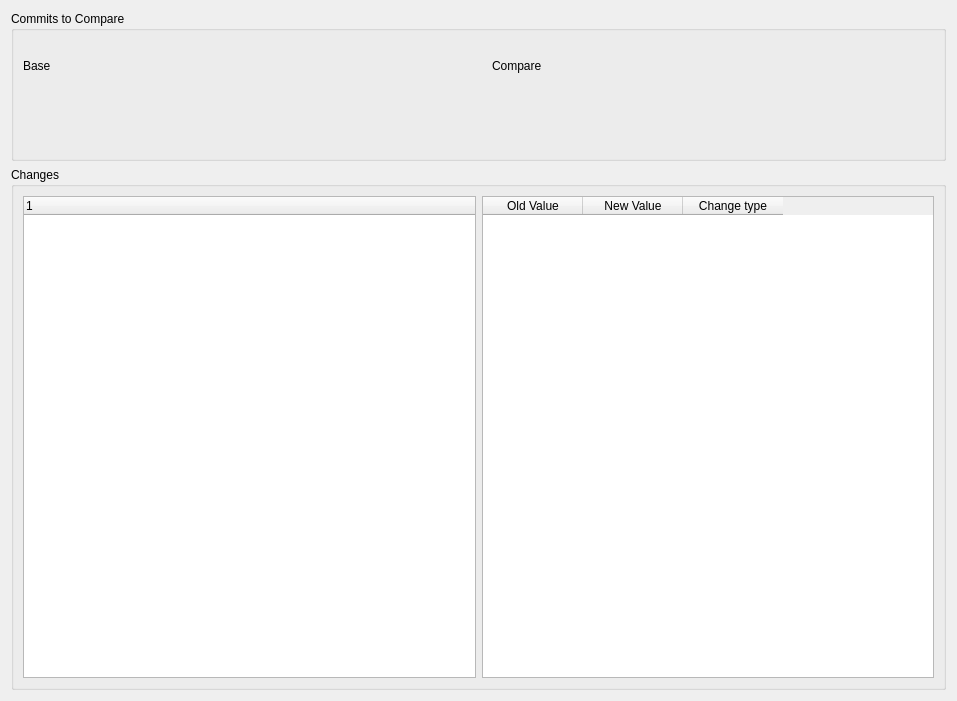
Before: the Qt Designer form geogig/ui/diffviewerdialog.ui in boundlessgeo/qgis-geogiglight-plugin, drawn with Qt 5.
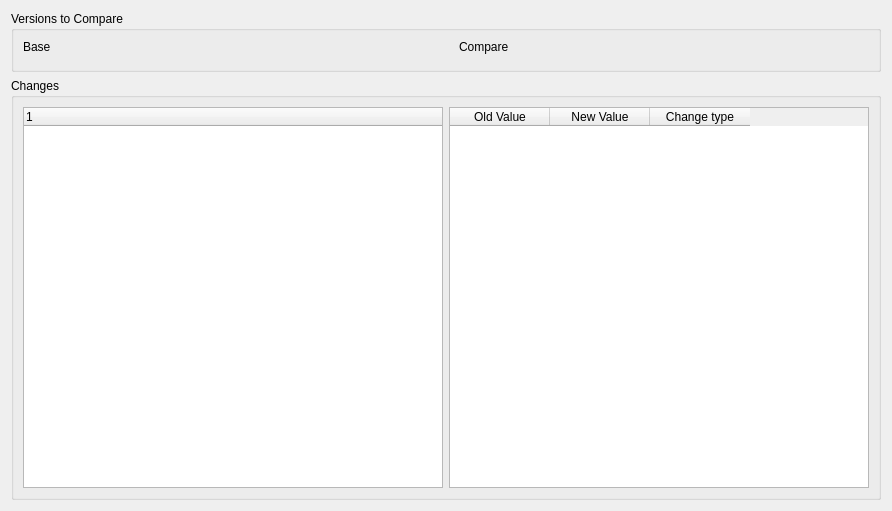
After: the same form once the commit is applied.

```diff
--- a/geogig/ui/diffviewerdialog.ui
+++ b/geogig/ui/diffviewerdialog.ui
@@ -6,8 +6,8 @@
    <rect>
     <x>0</x>
     <y>0</y>
-    <width>957</width>
-    <height>701</height>
+    <width>892</width>
+    <height>511</height>
    </rect>
   </property>
   <property name="windowTitle">
@@ -23,7 +23,7 @@
    <item>
     <widget class="QGroupBox" name="groupBox">
      <property name="sizePolicy">
-      <sizepolicy hsizetype="Preferred" vsizetype="Expanding">
+      <sizepolicy hsizetype="Preferred" vsizetype="Maximum">
        <horstretch>0</horstretch>
        <verstretch>0</verstretch>
       </sizepolicy>
@@ -31,11 +31,11 @@
      <property name="maximumSize">
       <size>
        <width>16777215</width>
-       <height>150</height>
+       <height>100</height>
       </size>
      </property>
      <property name="title">
-      <string>Commits to Compare</string>
+      <string>Versions to Compare</string>
      </property>
      <layout class="QHBoxLayout" name="horizontalLayout">
       <item>
@@ -44,6 +44,12 @@
          <layout class="QHBoxLayout" name="horizontalLayout_2">
           <item>
            <widget class="QLabel" name="label_2">
+            <property name="sizePolicy">
+             <sizepolicy hsizetype="Preferred" vsizetype="Maximum">
+              <horstretch>0</horstretch>
+              <verstretch>0</verstretch>
+             </sizepolicy>
+            </property>
             <property name="text">
              <string>Base</string>
             </property>
@@ -57,7 +63,7 @@
             <property name="sizeHint" stdset="0">
              <size>
               <width>40</width>
-              <height>20</height>
+              <height>10</height>
              </size>
             </property>
            </spacer>
@@ -107,8 +113,17 @@
        <layout class="QVBoxLayout" name="verticalLayout_2">
         <item>
          <layout class="QHBoxLayout" name="horizontalLayout_5">
+          <property name="sizeConstraint">
+           <enum>QLayout::SetMaximumSize</enum>
+          </property>
           <item>
            <widget class="QLabel" name="label_4">
+            <property name="sizePolicy">
+             <sizepolicy hsizetype="Preferred" vsizetype="Maximum">
+              <horstretch>0</horstretch>
+              <verstretch>0</verstretch>
+             </sizepolicy>
+            </property>
             <property name="text">
              <string>Compare</string>
             </property>
@@ -122,7 +137,7 @@
             <property name="sizeHint" stdset="0">
              <size>
               <width>40</width>
-              <height>20</height>
+              <height>10</height>
              </size>
             </property>
            </spacer>
@@ -151,6 +166,12 @@
        <layout class="QHBoxLayout" name="horizontalLayout_3">
         <item>
          <widget class="QTreeWidget" name="featuresTree">
+          <property name="minimumSize">
+           <size>
+            <width>0</width>
+            <height>300</height>
+           </size>
+          </property>
           <column>
            <property name="text">
             <string notr="true">1</string>
```
